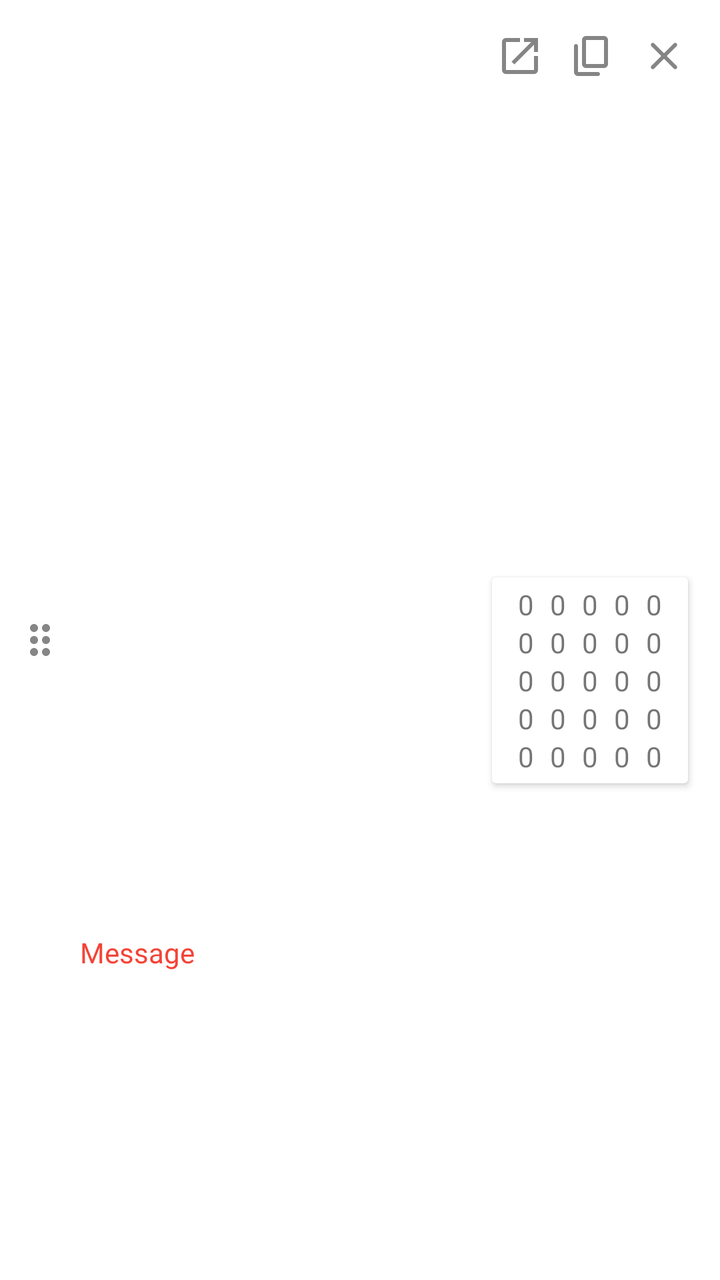
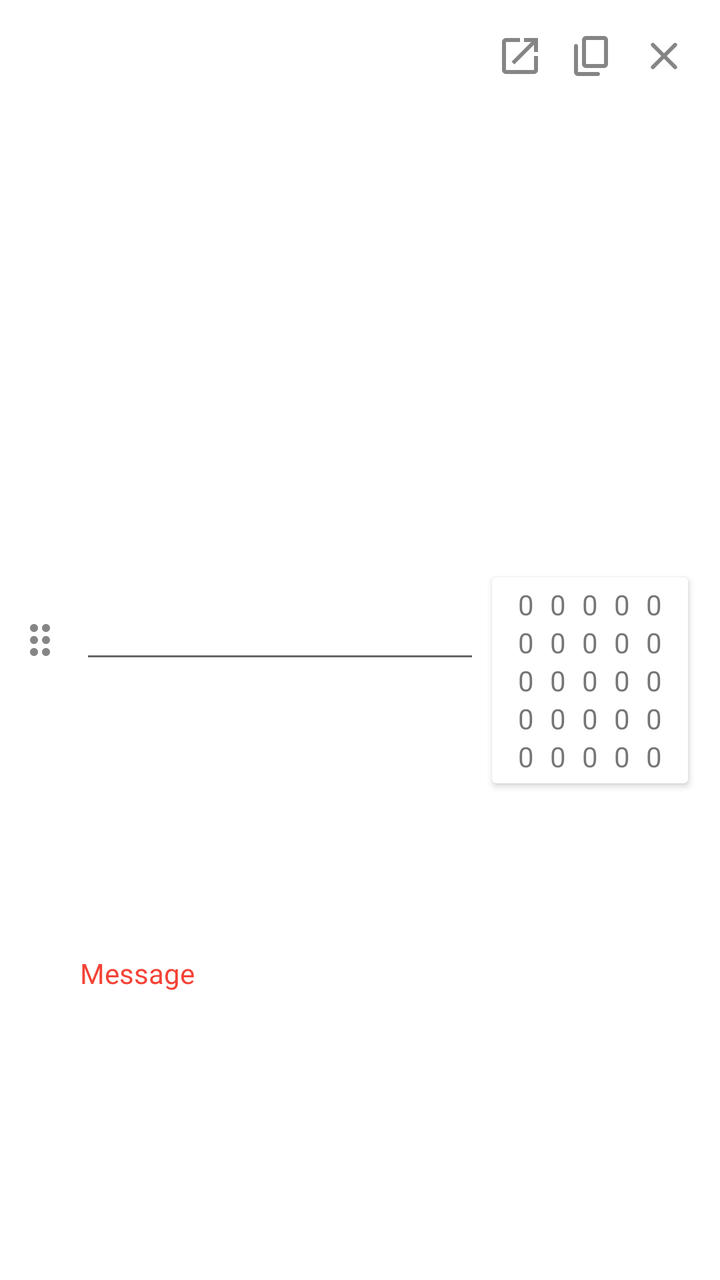

An Android layout rendered at two revisions. The XML below is the earlier revision; the diff shows what the commit changed to produce the second picture.
<!-- AndroidManifest.xml: application theme Theme.Matscape -->
<!-- res/layout/item_result_card.xml -->
<?xml version="1.0" encoding="utf-8"?>
<androidx.constraintlayout.widget.ConstraintLayout xmlns:android="http://schemas.android.com/apk/res/android"
    xmlns:app="http://schemas.android.com/apk/res-auto"
    xmlns:tools="http://schemas.android.com/tools"
    android:layout_width="match_parent"
    android:layout_height="wrap_content"
    android:background="@color/white"
    android:minHeight="60dp"
    android:id="@+id/ResultCardCL">


    <ImageView
        android:id="@+id/resultCardDragButton"
        android:layout_width="wrap_content"
        android:layout_height="0px"
        android:layout_marginStart="8dp"
        android:layout_marginTop="8dp"
        android:layout_marginBottom="8dp"
        android:contentDescription="@string/desc_drag_result"
        android:src="@drawable/ic_result_card_drag"
        app:layout_constraintBottom_toBottomOf="parent"
        app:layout_constraintStart_toStartOf="parent"
        app:layout_constraintTop_toTopOf="parent" />


    <androidx.recyclerview.widget.RecyclerView
        android:id="@+id/ExpressionRecyclerView"
        android:layout_width="0dp"
        android:layout_height="wrap_content"
        android:layout_marginStart="8dp"
        android:layout_marginEnd="8dp"
        app:layout_constraintBottom_toBottomOf="@+id/resultCardDragButton"
        app:layout_constraintEnd_toStartOf="@+id/AddResultMatrixButton"
        app:layout_constraintHorizontal_bias="0.0"
        app:layout_constraintStart_toEndOf="@+id/resultCardDragButton"
        app:layout_constraintTop_toTopOf="parent" />

    <TextView
        android:id="@+id/ResultCardMessage"
        android:layout_width="wrap_content"
        android:layout_height="wrap_content"
        android:text="@string/placeholder_result_msg"
        android:textColor="#F44336"
        android:layout_marginBottom="4dp"
        app:layout_constraintBottom_toBottomOf="parent"
        app:layout_constraintStart_toStartOf="@+id/ExpressionRecyclerView"
        app:layout_constraintTop_toBottomOf="@+id/ExpressionRecyclerView" />

    <ImageView
        android:id="@+id/DeleteResultButton"
        android:layout_width="wrap_content"
        android:layout_height="wrap_content"
        android:layout_marginTop="16dp"
        android:layout_marginEnd="16dp"
        android:background="?attr/selectableItemBackgroundBorderless"
        android:clickable="true"
        android:contentDescription="@string/desc_delete_result"
        android:focusable="true"
        android:src="@drawable/ic_result_card_delete"
        app:layout_constraintEnd_toEndOf="parent"
        app:layout_constraintTop_toTopOf="parent"
        tools:ignore="TouchTargetSizeCheck" />

    <androidx.cardview.widget.CardView
        android:id="@+id/cardView2"
        android:layout_width="wrap_content"
        android:layout_height="wrap_content"
        android:layout_marginTop="16dp"
        android:layout_marginBottom="16dp"
        android:layout_marginEnd="16dp"
        android:clickable="true"
        android:focusable="true"
        app:layout_constraintBottom_toBottomOf="parent"
        app:layout_constraintEnd_toEndOf="parent"
        app:layout_constraintTop_toBottomOf="@+id/DeleteResultButton">

        <androidx.constraintlayout.widget.ConstraintLayout
            android:layout_width="match_parent"
            android:layout_height="match_parent"
            android:padding="4dp">

            <androidx.constraintlayout.widget.Guideline
                android:id="@+id/guideline3"
                android:layout_width="wrap_content"
                android:layout_height="wrap_content"
                android:orientation="vertical"
                app:layout_constraintGuide_begin="5dp" />

            <LinearLayout
                android:id="@+id/linearLayout6"
                android:layout_width="wrap_content"
                android:layout_height="wrap_content"
                android:gravity="center"
                android:orientation="vertical"
                app:layout_constraintBottom_toBottomOf="parent"
                app:layout_constraintEnd_toStartOf="@+id/linearLayout7"
                app:layout_constraintHorizontal_bias="0.5"
                app:layout_constraintStart_toStartOf="@+id/guideline3"
                app:layout_constraintTop_toTopOf="parent">

                <TextView
                    style="@style/MatrixCardsMatrixText"
                    android:text="@string/placeholder_matrix_text" />

                <TextView
                    style="@style/MatrixCardsMatrixText"
                    android:text="@string/placeholder_matrix_text" />

                <TextView
                    style="@style/MatrixCardsMatrixText"
                    android:text="@string/placeholder_matrix_text" />

                <TextView
                    style="@style/MatrixCardsMatrixText"
                    android:text="@string/placeholder_matrix_text" />

                <TextView
                    style="@style/MatrixCardsMatrixText"
                    android:text="@string/placeholder_matrix_text" />

            </LinearLayout>

            <LinearLayout
                android:id="@+id/linearLayout7"
                android:layout_width="wrap_content"
                android:layout_height="wrap_content"
                android:gravity="center"
                android:orientation="vertical"
                app:layout_constraintBottom_toBottomOf="parent"
                app:layout_constraintEnd_toStartOf="@+id/linearLayout8"
                app:layout_constraintHorizontal_bias="0.5"
                app:layout_constraintStart_toEndOf="@+id/linearLayout6"
                app:layout_constraintTop_toTopOf="parent">

                <TextView
                    style="@style/MatrixCardsMatrixText"
                    android:text="@string/placeholder_matrix_text" />

                <TextView
                    style="@style/MatrixCardsMatrixText"
                    android:text="@string/placeholder_matrix_text" />

                <TextView
                    style="@style/MatrixCardsMatrixText"
                    android:text="@string/placeholder_matrix_text" />

                <TextView
                    style="@style/MatrixCardsMatrixText"
                    android:text="@string/placeholder_matrix_text" />

                <TextView
                    style="@style/MatrixCardsMatrixText"
                    android:text="@string/placeholder_matrix_text" />

            </LinearLayout>

            <LinearLayout
                android:id="@+id/linearLayout8"
                android:layout_width="wrap_content"
                android:layout_height="wrap_content"
                android:gravity="center"
                android:orientation="vertical"
                app:layout_constraintBottom_toBottomOf="parent"
                app:layout_constraintEnd_toStartOf="@+id/linearLayout9"
                app:layout_constraintHorizontal_bias="0.5"
                app:layout_constraintStart_toEndOf="@+id/linearLayout7"
                app:layout_constraintTop_toTopOf="parent">

                <TextView
                    style="@style/MatrixCardsMatrixText"
                    android:text="@string/placeholder_matrix_text" />

                <TextView
                    style="@style/MatrixCardsMatrixText"
                    android:text="@string/placeholder_matrix_text" />

                <TextView
                    style="@style/MatrixCardsMatrixText"
                    android:text="@string/placeholder_matrix_text" />

                <TextView
                    style="@style/MatrixCardsMatrixText"
                    android:text="@string/placeholder_matrix_text" />

                <TextView
                    style="@style/MatrixCardsMatrixText"
                    android:text="@string/placeholder_matrix_text" />

            </LinearLayout>

            <LinearLayout
                android:id="@+id/linearLayout9"
                android:layout_width="wrap_content"
                android:layout_height="wrap_content"
                android:gravity="center"
                android:orientation="vertical"
                app:layout_constraintBottom_toBottomOf="parent"
                app:layout_constraintEnd_toStartOf="@+id/linearLayout10"
                app:layout_constraintHorizontal_bias="0.5"
                app:layout_constraintStart_toEndOf="@+id/linearLayout8"
                app:layout_constraintTop_toTopOf="parent">

                <TextView
                    style="@style/MatrixCardsMatrixText"
                    android:text="@string/placeholder_matrix_text" />

                <TextView
                    style="@style/MatrixCardsMatrixText"
                    android:text="@string/placeholder_matrix_text" />

                <TextView
                    style="@style/MatrixCardsMatrixText"
                    android:text="@string/placeholder_matrix_text" />

                <TextView
                    style="@style/MatrixCardsMatrixText"
                    android:text="@string/placeholder_matrix_text" />

                <TextView
                    style="@style/MatrixCardsMatrixText"
                    android:text="@string/placeholder_matrix_text" />

            </LinearLayout>

            <LinearLayout
                android:id="@+id/linearLayout10"
                android:layout_width="wrap_content"
                android:layout_height="wrap_content"
                android:gravity="center"
                android:orientation="vertical"
                app:layout_constraintBottom_toBottomOf="parent"
                app:layout_constraintEnd_toEndOf="@id/guideline4"
                app:layout_constraintHorizontal_bias="0.5"
                app:layout_constraintStart_toEndOf="@+id/linearLayout9"
                app:layout_constraintTop_toTopOf="parent">

                <TextView
                    style="@style/MatrixCardsMatrixText"
                    android:text="@string/placeholder_matrix_text" />

                <TextView
                    style="@style/MatrixCardsMatrixText"
                    android:text="@string/placeholder_matrix_text" />

                <TextView
                    style="@style/MatrixCardsMatrixText"
                    android:text="@string/placeholder_matrix_text" />

                <TextView
                    style="@style/MatrixCardsMatrixText"
                    android:text="@string/placeholder_matrix_text" />

                <TextView
                    style="@style/MatrixCardsMatrixText"
                    android:text="@string/placeholder_matrix_text" />

            </LinearLayout>

            <androidx.constraintlayout.widget.Guideline
                android:id="@+id/guideline4"
                android:layout_width="wrap_content"
                android:layout_height="wrap_content"
                android:orientation="vertical"
                app:layout_constraintGuide_end="5dp" />

        </androidx.constraintlayout.widget.ConstraintLayout>
    </androidx.cardview.widget.CardView>

    <ImageView
        android:id="@+id/CopyResultButton"
        android:layout_width="wrap_content"
        android:layout_height="wrap_content"
        android:layout_marginEnd="12dp"
        android:background="?attr/selectableItemBackgroundBorderless"
        android:clickable="true"
        android:focusable="true"
        android:src="@drawable/ic_mat_card_copy"
        app:layout_constraintBottom_toBottomOf="@+id/DeleteResultButton"
        app:layout_constraintEnd_toStartOf="@+id/DeleteResultButton"
        app:layout_constraintTop_toTopOf="@+id/DeleteResultButton"
        android:contentDescription="@string/desc_copy_result" />

    <ImageView
        android:id="@+id/AddResultMatrixButton"
        android:layout_width="wrap_content"
        android:layout_height="wrap_content"
        android:layout_marginEnd="12dp"
        android:background="?attr/selectableItemBackgroundBorderless"
        android:clickable="true"
        android:focusable="true"

        android:src="@drawable/ic_result_add_matrix"
        app:layout_constraintBottom_toBottomOf="@+id/DeleteResultButton"
        app:layout_constraintEnd_toStartOf="@+id/CopyResultButton"
        app:layout_constraintTop_toTopOf="@+id/DeleteResultButton"
        android:contentDescription="@string/desc_add_result_matrix" />

</androidx.constraintlayout.widget.ConstraintLayout>
<!-- resources referenced by this layout -->
<resources>
  <color name="white">#FFFFFFFF</color>
  <!-- drawable ic_mat_card_copy (drawable) -->
  <vector android:alpha="0.8" android:height="24dp"
      android:tint="?attr/colorControlNormal" android:viewportHeight="24"
      android:viewportWidth="24" android:width="24dp" xmlns:android="http://schemas.android.com/apk/res/android">
      <path android:fillColor="@android:color/white" android:pathData="M15,20H5V7c0,-0.55 -0.45,-1 -1,-1h0C3.45,6 3,6.45 3,7v13c0,1.1 0.9,2 2,2h10c0.55,0 1,-0.45 1,-1v0C16,20.45 15.55,20 15,20zM20,16V4c0,-1.1 -0.9,-2 -2,-2H9C7.9,2 7,2.9 7,4v12c0,1.1 0.9,2 2,2h9C19.1,18 20,17.1 20,16zM18,16H9V4h9V16z"/>
  </vector>
  <!-- drawable ic_result_add_matrix (drawable) -->
  <vector android:alpha="0.8" android:autoMirrored="true"
      android:height="24dp" android:tint="?attr/colorControlNormal"
      android:viewportHeight="24" android:viewportWidth="24"
      android:width="24dp" xmlns:android="http://schemas.android.com/apk/res/android">
      <path android:fillColor="@android:color/white" android:pathData="M19,19H5V5h7V3H5c-1.11,0 -2,0.9 -2,2v14c0,1.1 0.89,2 2,2h14c1.1,0 2,-0.9 2,-2v-7h-2v7zM14,3v2h3.59l-9.83,9.83 1.41,1.41L19,6.41V10h2V3h-7z"/>
  </vector>
  <!-- drawable ic_result_card_delete (drawable) -->
  <vector android:alpha="0.8" android:height="24dp"
      android:tint="?attr/colorControlNormal" android:viewportHeight="24"
      android:viewportWidth="24" android:width="24dp" xmlns:android="http://schemas.android.com/apk/res/android">
      <path android:fillColor="@android:color/white" android:pathData="M18.3,5.71c-0.39,-0.39 -1.02,-0.39 -1.41,0L12,10.59 7.11,5.7c-0.39,-0.39 -1.02,-0.39 -1.41,0 -0.39,0.39 -0.39,1.02 0,1.41L10.59,12 5.7,16.89c-0.39,0.39 -0.39,1.02 0,1.41 0.39,0.39 1.02,0.39 1.41,0L12,13.41l4.89,4.89c0.39,0.39 1.02,0.39 1.41,0 0.39,-0.39 0.39,-1.02 0,-1.41L13.41,12l4.89,-4.89c0.38,-0.38 0.38,-1.02 0,-1.4z"/>
  </vector>
  <string name="desc_add_result_matrix">Add result card as new Matrix</string>
  
      //for ChangeMatrix Activity
  <string name="desc_copy_result">Copy Result Card</string>
  <string name="desc_delete_result">Delete this result</string>
  <string name="desc_drag_result">Result Card Drag Handle</string>
  <string name="placeholder_matrix_text">0</string>
  <string name="placeholder_result_msg">Message</string>
  <style name="MatrixCardsMatrixText">
          <item name="android:layout_width">wrap_content</item>
          <item name="android:layout_height">wrap_content</item>
          <item name="android:text">@string/placeholder_matrix_text</item>
          <item name="android:layout_marginStart">4dp</item>
          <item name="android:layout_marginEnd">4dp</item>
          <item name="android:textSize">14sp</item>
      </style>
  
      //for ChangeMatrix Matrix Fields linear layouts
  <style name="Theme.Matscape" parent="Theme.MaterialComponents.DayNight.NoActionBar">
          
          <item name="colorPrimary">@color/purple_500</item>
          <item name="colorPrimaryVariant">@color/purple_700</item>
          <item name="colorOnPrimary">@color/white</item>
          
          <item name="colorSecondary">@color/teal_200</item>
          <item name="colorSecondaryVariant">@color/teal_700</item>
          <item name="colorOnSecondary">@color/black</item>
          
          <item name="android:statusBarColor" tools:targetApi="l">?attr/colorPrimaryVariant</item>
          
      </style>
  <color name="purple_500">#FF6200EE</color>
  <color name="purple_700">#FF3700B3</color>
  <color name="teal_200">#FF03DAC5</color>
  <color name="teal_700">#FF018786</color>
  <color name="black">#FF000000</color>
  <!-- unchanged entries left out for length: 1 -->
</resources>

<!-- the commit's change to res/layout/item_result_card.xml (unified diff, before → after) -->
@@ -23,8 +23,8 @@
         app:layout_constraintTop_toTopOf="parent" />
 
 
-    <androidx.recyclerview.widget.RecyclerView
-        android:id="@+id/ExpressionRecyclerView"
+    <EditText
+        android:id="@+id/ExpressionField"
         android:layout_width="0dp"
         android:layout_height="wrap_content"
         android:layout_marginStart="8dp"
@@ -33,7 +33,10 @@
         app:layout_constraintEnd_toStartOf="@+id/AddResultMatrixButton"
         app:layout_constraintHorizontal_bias="0.0"
         app:layout_constraintStart_toEndOf="@+id/resultCardDragButton"
-        app:layout_constraintTop_toTopOf="parent" />
+        app:layout_constraintTop_toTopOf="parent"
+        android:inputType="text"
+        tools:ignore="LabelFor"
+        android:importantForAutofill="no" />
 
     <TextView
         android:id="@+id/ResultCardMessage"
@@ -43,8 +46,8 @@
         android:textColor="#F44336"
         android:layout_marginBottom="4dp"
         app:layout_constraintBottom_toBottomOf="parent"
-        app:layout_constraintStart_toStartOf="@+id/ExpressionRecyclerView"
-        app:layout_constraintTop_toBottomOf="@+id/ExpressionRecyclerView" />
+        app:layout_constraintStart_toStartOf="@+id/ExpressionField"
+        app:layout_constraintTop_toBottomOf="@+id/ExpressionField" />
 
     <ImageView
         android:id="@+id/DeleteResultButton"
